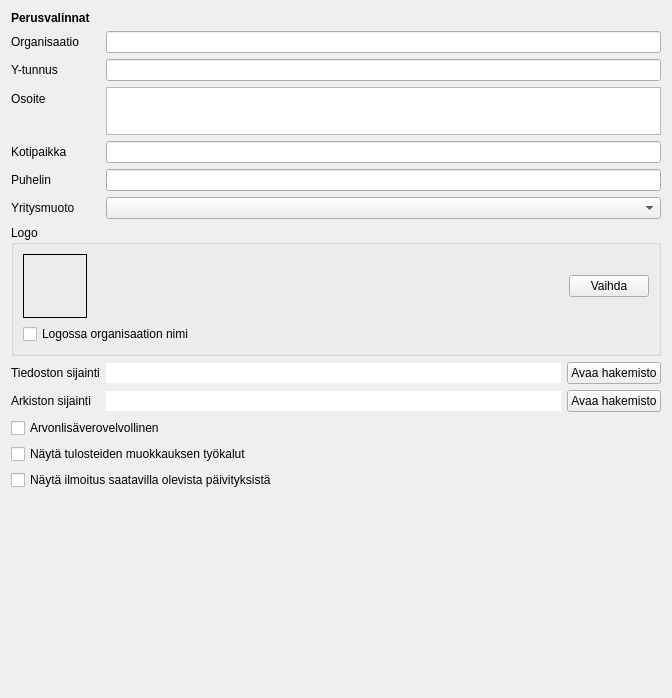
Old version of the form kitupiikki/maaritys/perusvalinnat.ui in the repository artoh/kitupiikki.
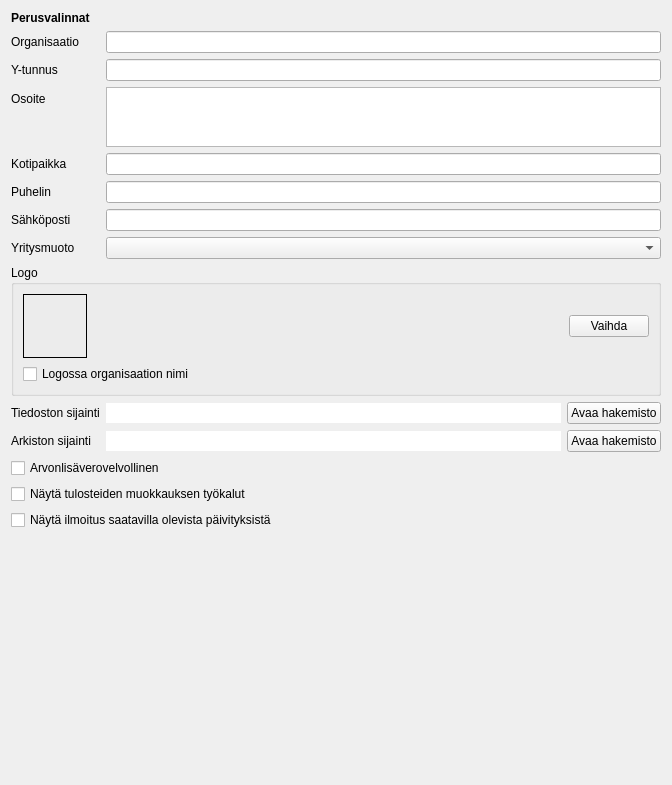
New version of the form.

```diff
--- a/kitupiikki/maaritys/perusvalinnat.ui
+++ b/kitupiikki/maaritys/perusvalinnat.ui
@@ -7,7 +7,7 @@
     <x>0</x>
     <y>0</y>
     <width>672</width>
-    <height>698</height>
+    <height>785</height>
    </rect>
   </property>
   <property name="windowTitle">
@@ -62,15 +62,15 @@
      <property name="maximumSize">
       <size>
        <width>16777215</width>
-       <height>48</height>
+       <height>60</height>
       </size>
      </property>
      <property name="html">
       <string>&lt;!DOCTYPE HTML PUBLIC &quot;-//W3C//DTD HTML 4.0//EN&quot; &quot;http://www.w3.org/TR/REC-html40/strict.dtd&quot;&gt;
 &lt;html&gt;&lt;head&gt;&lt;meta name=&quot;qrichtext&quot; content=&quot;1&quot; /&gt;&lt;style type=&quot;text/css&quot;&gt;
 p, li { white-space: pre-wrap; }
-&lt;/style&gt;&lt;/head&gt;&lt;body style=&quot; font-family:'Sans Serif'; font-size:9pt; font-weight:400; font-style:normal;&quot;&gt;
-&lt;p style=&quot;-qt-paragraph-type:empty; margin-top:0px; margin-bottom:0px; margin-left:0px; margin-right:0px; -qt-block-indent:0; text-indent:0px;&quot;&gt;&lt;br /&gt;&lt;/p&gt;&lt;/body&gt;&lt;/html&gt;</string>
+&lt;/style&gt;&lt;/head&gt;&lt;body style=&quot; font-family:'Noto Sans'; font-size:10pt; font-weight:400; font-style:normal;&quot;&gt;
+&lt;p style=&quot;-qt-paragraph-type:empty; margin-top:0px; margin-bottom:0px; margin-left:0px; margin-right:0px; -qt-block-indent:0; text-indent:0px; font-family:'Sans Serif'; font-size:9pt;&quot;&gt;&lt;br /&gt;&lt;/p&gt;&lt;/body&gt;&lt;/html&gt;</string>
      </property>
      <property name="acceptRichText">
       <bool>false</bool>
@@ -103,17 +103,17 @@
    <item row="5" column="1">
     <widget class="QLineEdit" name="puhelinEdit"/>
    </item>
-   <item row="6" column="0">
+   <item row="7" column="0">
     <widget class="QLabel" name="muotoLabel">
      <property name="text">
       <string>Yritysmuoto</string>
      </property>
     </widget>
    </item>
-   <item row="6" column="1">
+   <item row="7" column="1">
     <widget class="QComboBox" name="muotoCombo"/>
    </item>
-   <item row="7" column="0" colspan="2">
+   <item row="8" column="0" colspan="2">
     <widget class="QGroupBox" name="groupBox">
      <property name="title">
       <string>Logo</string>
@@ -175,14 +175,14 @@
      </layout>
     </widget>
    </item>
-   <item row="8" column="0">
+   <item row="9" column="0">
     <widget class="QLabel" name="label_7">
      <property name="text">
       <string>Tiedoston sijainti</string>
      </property>
     </widget>
    </item>
-   <item row="8" column="1">
+   <item row="9" column="1">
     <layout class="QHBoxLayout" name="horizontalLayout_2">
      <item>
       <widget class="QLineEdit" name="sijaintiLabel">
@@ -212,14 +212,14 @@
      </item>
     </layout>
    </item>
-   <item row="9" column="0">
+   <item row="10" column="0">
     <widget class="QLabel" name="label_8">
      <property name="text">
       <string>Arkiston sijainti</string>
      </property>
     </widget>
    </item>
-   <item row="9" column="1">
+   <item row="10" column="1">
     <layout class="QHBoxLayout" name="horizontalLayout_3">
      <item>
       <widget class="QLineEdit" name="arkistoEdit">
@@ -240,28 +240,28 @@
      </item>
     </layout>
    </item>
-   <item row="10" column="0" colspan="2">
+   <item row="11" column="0" colspan="2">
     <widget class="QCheckBox" name="alvCheck">
      <property name="text">
       <string>Arvonlisäverovelvollinen</string>
      </property>
     </widget>
    </item>
-   <item row="11" column="0" colspan="2">
+   <item row="12" column="0" colspan="2">
     <widget class="QCheckBox" name="edistyneetCheck">
      <property name="text">
       <string>Näytä tulosteiden muokkauksen työkalut</string>
      </property>
     </widget>
    </item>
-   <item row="12" column="0" colspan="2">
+   <item row="13" column="0" colspan="2">
     <widget class="QCheckBox" name="paivitysCheck">
      <property name="text">
       <string>Näytä ilmoitus saatavilla olevista päivityksistä</string>
      </property>
     </widget>
    </item>
-   <item row="13" column="1">
+   <item row="14" column="1">
     <spacer name="verticalSpacer">
      <property name="orientation">
       <enum>Qt::Vertical</enum>
@@ -274,6 +274,16 @@
      </property>
     </spacer>
    </item>
+   <item row="6" column="0">
+    <widget class="QLabel" name="label_9">
+     <property name="text">
+      <string>Sähköposti</string>
+     </property>
+    </widget>
+   </item>
+   <item row="6" column="1">
+    <widget class="QLineEdit" name="sahkopostiEdit"/>
+   </item>
   </layout>
  </widget>
  <tabstops>
```
